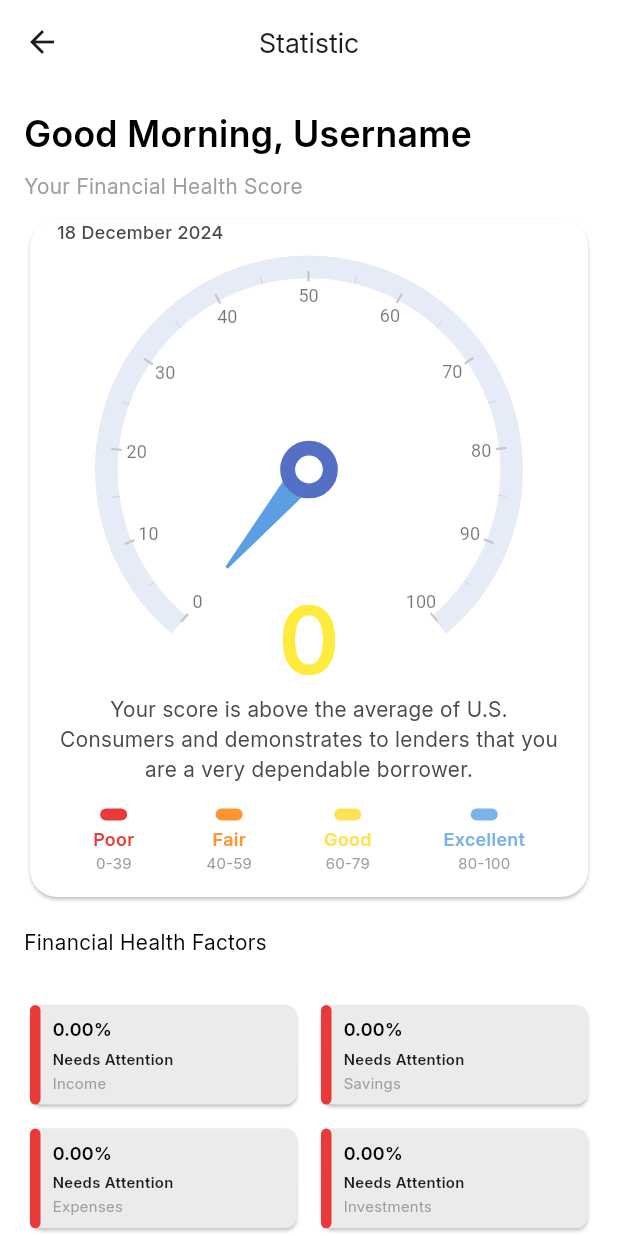
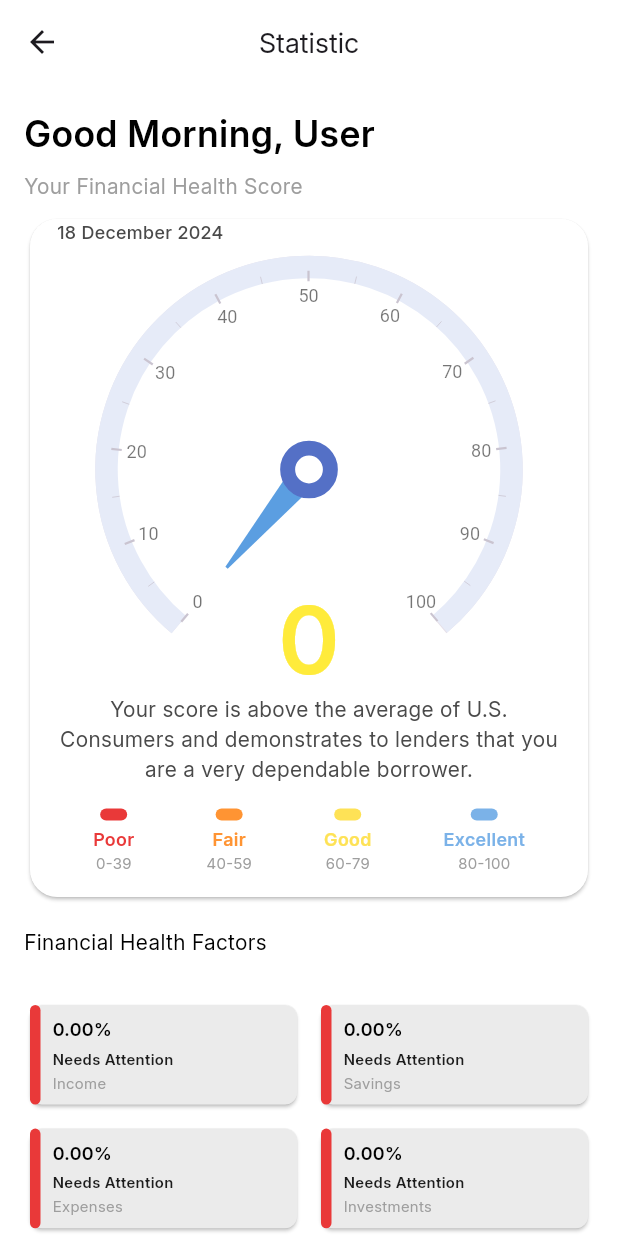
Before and after one commit to RivaldoPardede/Expenser-Mobile, a Flutter app: the StatisticPage screen opened directly, on a phone screen of 412 x 824 dp. Run offline on Flutter 3.47's test engine with Material 3 defaults, Android fonts, the phone set to English and light mode, and no system bars; drawn by our look-alikes of syncfusion_flutter_gauges; our stand-ins replace cloud_firestore, firebase_auth, firebase_core, fl_chart, flutter_secure_storage, flutter_svg and 4 more; missing offline and left inert: currency_picker, currency_textfield; accounts and stored records are empty; generated files the repository leaves out were written again.

Commit message:
feat: change greetings text in statistic_page

```diff
--- a/lib/views/statistic/statistic_page.dart
+++ b/lib/views/statistic/statistic_page.dart
@@ -65,7 +65,7 @@ class _StatisticPageState extends State<StatisticPage> {
                     crossAxisAlignment: CrossAxisAlignment.start,
                     children: [
                       const Text(
-                        "Good Morning, Username",
+                        "Good Morning, User",
                         style: TextStyle(
                           fontSize: 24,
                           fontWeight: FontWeight.bold,
```
